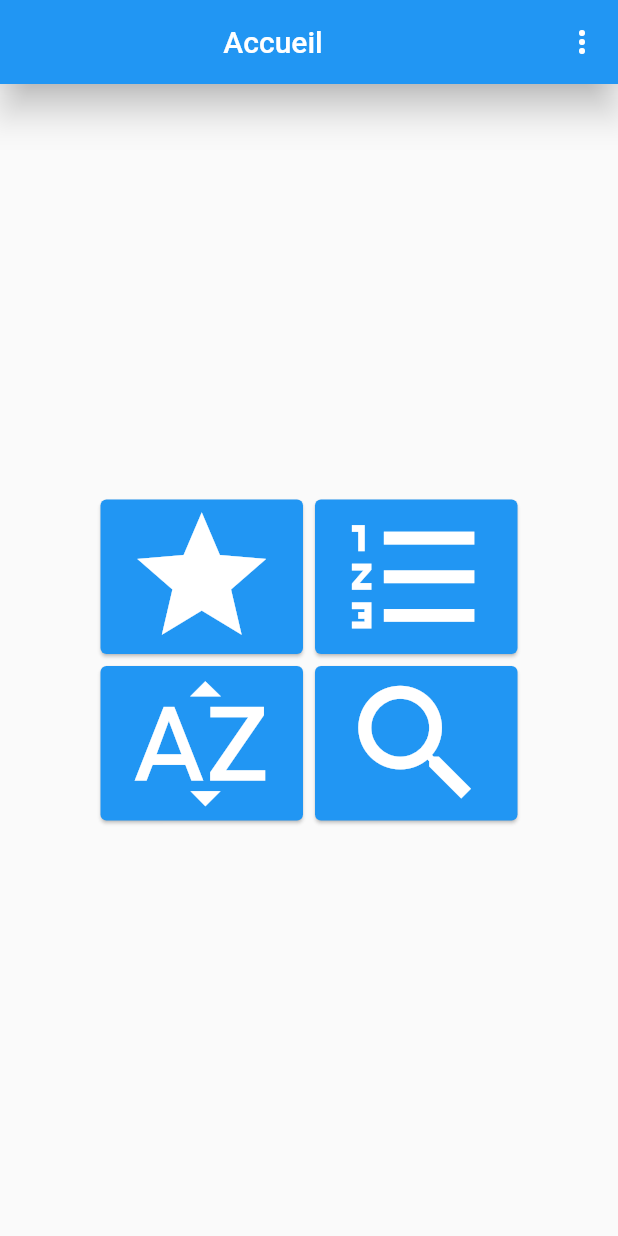
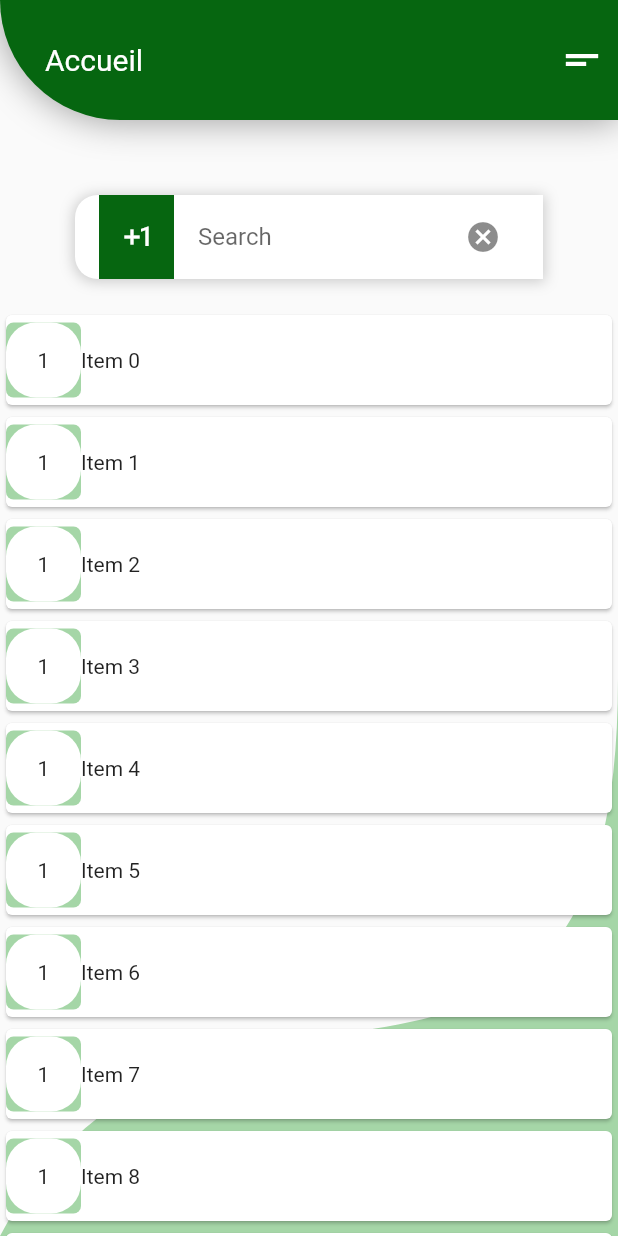
Before and after one commit to 7kit/hymnes, a Flutter app: the screen it shows after launch, on a phone screen of 412 x 824 dp. Run offline on Flutter 3.47's test engine with Material 2 defaults, Android fonts, the light colour scheme and no system bars; our stand-ins replace audioplayers, intro_slider, shared_preferences.

Commit message:
NewOngoingDesign

```diff
--- /dev/null
+++ b/lib/Screens/HomeInput.dart
@@ -0,0 +1,242 @@
+import 'package:flutter/cupertino.dart';
+import 'package:flutter/material.dart';
+
+class HomeInput extends StatefulWidget {
+  @override
+  _HomeInputState createState() => _HomeInputState();
+}
+
+class _HomeInputState extends State<HomeInput> {
+  bool favoris = false;
+  final controller = TextEditingController();
+  final items = List<String>.generate(20, (i) => "Item $i");
+
+  Widget _cell(String title) {
+    return (
+      Card(
+      color: Colors.white,
+      child: Container(
+        height: 60.0,
+
+        child: Row(
+          children: [
+            Container(
+              width: 50.0,
+              height: 50.0,
+              decoration: new BoxDecoration(
+                color: Colors.green.shade200,
+                borderRadius: BorderRadius.all(Radius.circular(5.0))
+              ),
+              child: Container(
+                width: 40.0,
+                height: 40.0,
+                decoration: new BoxDecoration(
+                  color: Colors.white,
+                borderRadius: BorderRadius.all(Radius.circular(20.0))
+              ),
+                child: Center(child: Text('1')),
+            ),
+            ),
+            Text(title)
+          ],
+        )
+        ),
+    ));
+  }
+
+  @override
+  Widget build(BuildContext context) {
+    return Scaffold(
+      appBar: new PreferredSize(
+        child: new Container(
+          padding: new EdgeInsets.only(
+              // top: MediaQuery.of(context).padding.top
+              ),
+          child: new Padding(
+            padding: const EdgeInsets.only(
+                // left: 30.0,
+                // top: 20.0,
+                // bottom: 20.0
+                ),
+            child: Center(
+              child: Row(
+                // mainAxisAlignment: MainAxisAlignment.center,
+                mainAxisAlignment: MainAxisAlignment.spaceBetween,
+                children: [
+                  Padding(
+                    padding: const EdgeInsets.only(left: 30.0),
+                    child: Text(
+                      "Accueil",
+                      style: TextStyle(color: Colors.white, fontSize: 20.0),
+                    ),
+                  ),
+                  IconButton(
+                    icon: Icon(
+                      Icons.short_text,
+                      size: 32.0,
+                      color: Colors.white,
+                    ),
+                    onPressed: () {
+                      print('object');
+                    },
+                  ),
+                ],
+              ),
+            ),
+          ),
+          decoration: new BoxDecoration(
+              // gradient: new LinearGradient(
+              //   colors: [
+              //     Colors.green,
+              //     Colors.green
+              //   ]
+              // ),
+              color: const Color(0xff066610),
+              borderRadius: new BorderRadius.only(
+                bottomLeft: const Radius.circular(100.0),
+                // bottomRight: const  Radius.circular(40.0)
+              ),
+              boxShadow: [
+                new BoxShadow(
+                  color: Colors.grey[500],
+                  blurRadius: 20.0,
+                  spreadRadius: 1.0,
+                )
+              ]),
+        ),
+        preferredSize: new Size(MediaQuery.of(context).size.width, 80.0),
+      ),
+      body: CustomPaint(
+        painter: MyPainter(),
+        child: Container(
+          child: Column(
+            children: [
+              Center(
+                child: Container(
+                  margin:
+                      EdgeInsets.only(left: 50, top: 50, right: 50, bottom: 20),
+                  // width: 350.0,
+                  decoration: new BoxDecoration(
+                    borderRadius: new BorderRadius.only(
+                      bottomLeft: const Radius.circular(15.0),
+                      topLeft: const Radius.circular(15.0),
+                    ),
+                    color: Colors.white,
+                    boxShadow: [
+                      BoxShadow(
+                        color: Colors.grey.withOpacity(0.5),
+                        spreadRadius: 1,
+                        blurRadius: 7,
+                        offset: Offset(0, 1), // changes position of shadow
+                      ),
+                    ],
+                  ),
+                  child: new ListTile(
+                    leading: FractionallySizedBox(
+                      // widthFactor: 0.5,
+                      heightFactor: 1,
+                      child: Container(
+                        width: 50.0,
+                        decoration: new BoxDecoration(
+                          color: const Color(0xff066610),
+                        ),
+                        child: new IconButton(
+                          icon: favoris
+                              ? Icon(
+                                  Icons.sort_by_alpha,
+                                  color: Colors.white,
+                                )
+                              : Icon(
+                                  Icons.exposure_plus_1,
+                                  color: Colors.white,
+                                ),
+                          onPressed: () {
+                            // brain.setHymneFavoris(widget.numero);
+                            setState(() {
+                              favoris = !favoris;
+                            });
+                            print('voici le favori $favoris');
+                            controller.clear();
+                          },
+                        ),
+                      ),
+                    ),
+                    title: new TextField(
+                      controller: controller,
+                      decoration: new InputDecoration(
+                          hintText: 'Search', border: InputBorder.none),
+                      // onChanged: onSearchTextChanged,
+                    ),
+                    trailing: new IconButton(
+                      icon: new Icon(Icons.cancel),
+                      onPressed: () {
+                        controller.clear();
+                        // onSearchTextChanged('');
+                      },
+                    ),
+                  ),
+                ),
+              ),
+              Expanded(
+                child: ListView.builder(
+                  scrollDirection: Axis.vertical,
+                  shrinkWrap: true,
+                  itemCount: items.length,
+                  itemBuilder: (context, index) {
+                    return _cell(items[index]);
+                    // return ListTile(
+                    //   title: Text('${items[index]}'),
+                    // );
+                  },
+                ),
+              ),
+            ],
+          ),
+        ),
+      ),
+    );
+  }
+}
+
+class MyPainter extends CustomPainter {
+  @override
+  void paint(Canvas canvas, Size size) {
+    // final height = size.height;
+    // final width = size.width;
+    Paint paint = Paint();
+
+    // Path mainBackground = Path();
+    // mainBackground.addRect(Rect.fromLTRB(0, 0, width, height));
+    // paint.color = Colors.blue.shade700;
+    // canvas.drawPath(mainBackground, paint);
+
+    Path ovalPath = Path();
+    ovalPath.moveTo(0, size.height);
+    ovalPath.cubicTo(size.width / 3, size.height / 1.5, size.width, size.height,
+        size.width, size.height / 2);
+    ovalPath.lineTo(size.width, size.height);
+    // // Start paint from 20% height to the left
+    // ovalPath.moveTo(0, height * 0.2);
+
+    // // paint a curve from current position to middle of the screen
+    // ovalPath.quadraticBezierTo(
+    //     width * 0.45, height * 0.25, width * 0.51, height * 0.5);
+
+    // // Paint a curve from current position to bottom left of screen at width * 0.1
+    // ovalPath.quadraticBezierTo(width * 0.58, height * 0.8, width * 0.1, height);
+
+    // // draw remaining line to bottom left side
+    // ovalPath.lineTo(0, height);
+
+    // Close line to reset it back
+    ovalPath.close();
+
+    paint.color = Colors.green.shade200;
+    canvas.drawPath(ovalPath, paint);
+  }
+
+  @override
+  bool shouldRepaint(CustomPainter oldDelegate) {
+    return oldDelegate != this;
+  }
+}
```
Also changed, not shown: lib/Screens/Splash.dart (+4 -3 lines), lib/Screens/UniqueLectureClass.dart (+111 -111 lines), lib/components/TopBar.dart (added, +23 -0 lines), pubspec.lock, 1 other file.
